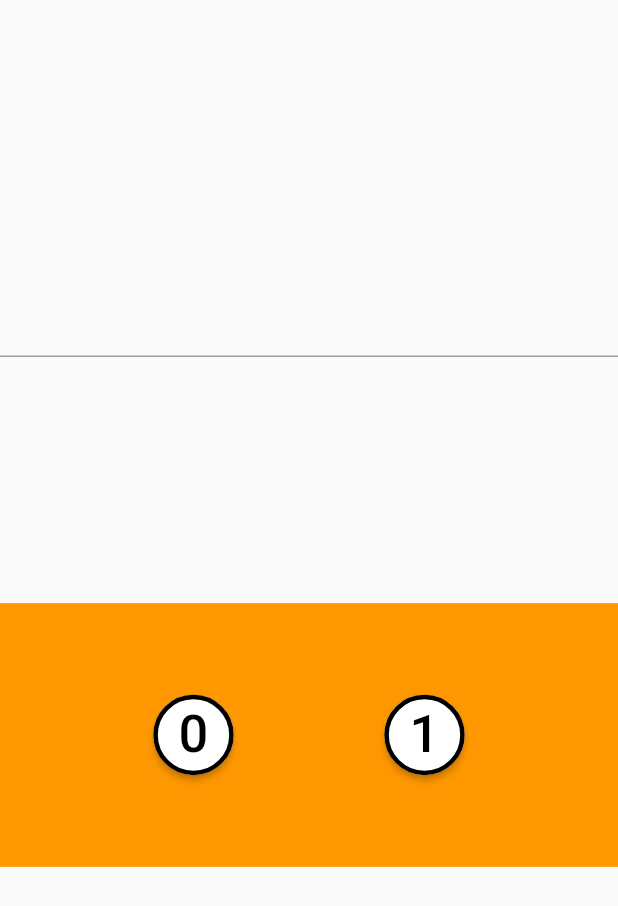
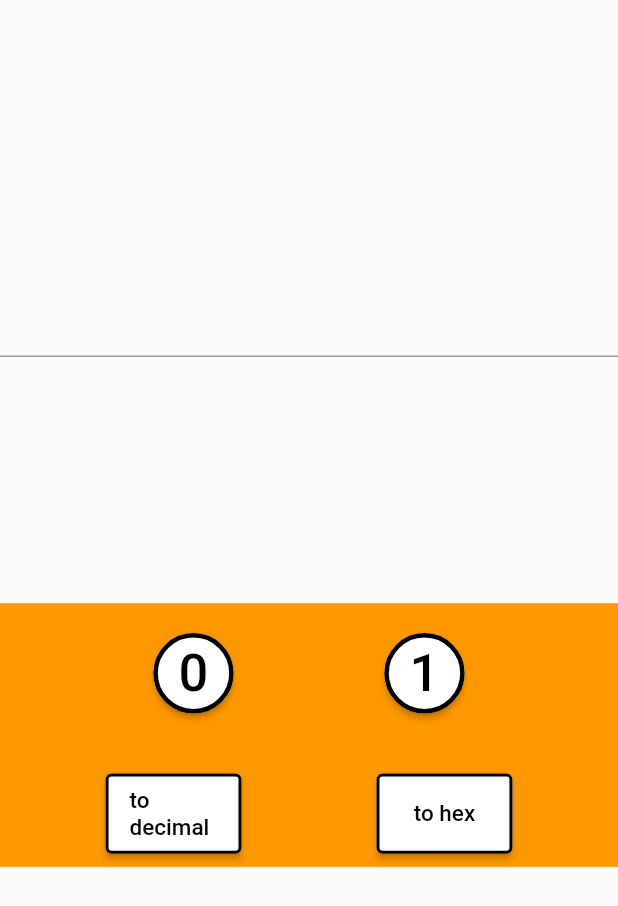
Before and after one commit to itumo-arigatone/simple_binary_converter, a Flutter app: the screen it shows after launch, on a phone screen of 412 x 824 dp. Shown: the top 906 px of the screen. Run offline on Flutter 3.47's test engine with Material 2 defaults, Android fonts, the phone set to English and light mode, and no system bars.

Commit message:
ボタン追加とサイズを調整

```diff
--- a/lib/binary_switch.dart
+++ b/lib/binary_switch.dart
@@ -23,12 +23,21 @@ class _ModeSwitchState extends State<ModeSwitch> {
   @override
   Widget build(BuildContext context) {
     String? mode = modeDecimal[widget.mode];
-    return ElevatedButton(
+    Size screenSize = MediaQuery.of(context).size;
+    double height = screenSize.height * 0.72;
+    double width = screenSize.width;
+    double smaller = height > width ? width : height;
+    double buttonSizeHight = smaller * 0.13;
+    double buttonSizeWidth = smaller * 0.22;
+    return SizedBox(
+      width: buttonSizeWidth,
+      height: buttonSizeHight,
+      child: ElevatedButton(
         onPressed: () {
-        this.isPressed = !this.isPressed;
+          isPressed = !isPressed;
           setState(() {
-          this.primaryColor = this.isPressed ? Colors.grey: Colors.white;
-          if (this.isPressed) {
+            primaryColor = isPressed ? Colors.grey: Colors.white;
+            if (isPressed) {
               widget.setMode(widget.mode);
             }
           });
@@ -43,6 +52,11 @@ class _ModeSwitchState extends State<ModeSwitch> {
         style: ElevatedButton.styleFrom(
           primary: primaryColor,
           onPrimary: Colors.black,
+          side: BorderSide(
+            color: Colors.black,
+            width: 2,
+          ),
+        ),
       ),
     );
   }
--- a/lib/keypad.dart
+++ b/lib/keypad.dart
@@ -170,16 +170,39 @@ class KeyPad {
 
   Container binaryKeyPad() {
     NumButton button = NumButton(context, onChangeInputData);
+    ModeSwitch decimalMode = ModeSwitch(setMode, "0");
+    ModeSwitch hexMode = ModeSwitch(setMode, "1");
     return Container(
       color: Colors.orange,
-      child: Row(
-        mainAxisAlignment: MainAxisAlignment.center,
+      child: Column(
         children: <Widget>[
-          const Padding(padding: EdgeInsets.only(top: 250)),
-          button.numButton("0"),
-          const Padding(padding: EdgeInsets.only(left: 90)),
-          button.numButton("1"),
-        ]
+          Row(
+          mainAxisAlignment: MainAxisAlignment.center,
+          children: <Widget>[
+            Padding(
+              padding: const EdgeInsets.only(top: 20, right: 45),
+              child: button.numButton("0"),
+            ),
+            Padding(
+              padding: const EdgeInsets.only(top: 20, left: 45),
+              child: button.numButton("1"),
+            ),
+            ]
+          ),
+          Row(
+            mainAxisAlignment: MainAxisAlignment.center,
+            children: <Widget>[
+              Padding(
+                padding: const EdgeInsets.only(top: 40, right: 45),
+                child: decimalMode,
+                ),
+              Padding(
+                padding: const EdgeInsets.only(top: 40, left: 45),
+                child: hexMode,
+              ),
+            ],
+          ),
+        ],
       ),
     );
   }
--- a/lib/main.dart
+++ b/lib/main.dart
@@ -153,7 +153,11 @@ class _MyHomePageState extends State<MyHomePage> {
               if (direction == DismissDirection.up) {
                 _clearNum();
               } else {
-                _setResult(calculation.ConvertBinaryToHex(_number));
+                if (_convertMode == "0") {
+                  _setResult(calculation.ConvertBinaryToDecimal(_number));
+                } else if (_convertMode == "1") {
+                  _setResult(calculation.ConvertBinaryToHex(_number));
+                }
               }
               return;
             },
```
Lines whose indentation alone changed are shown as unchanged.
